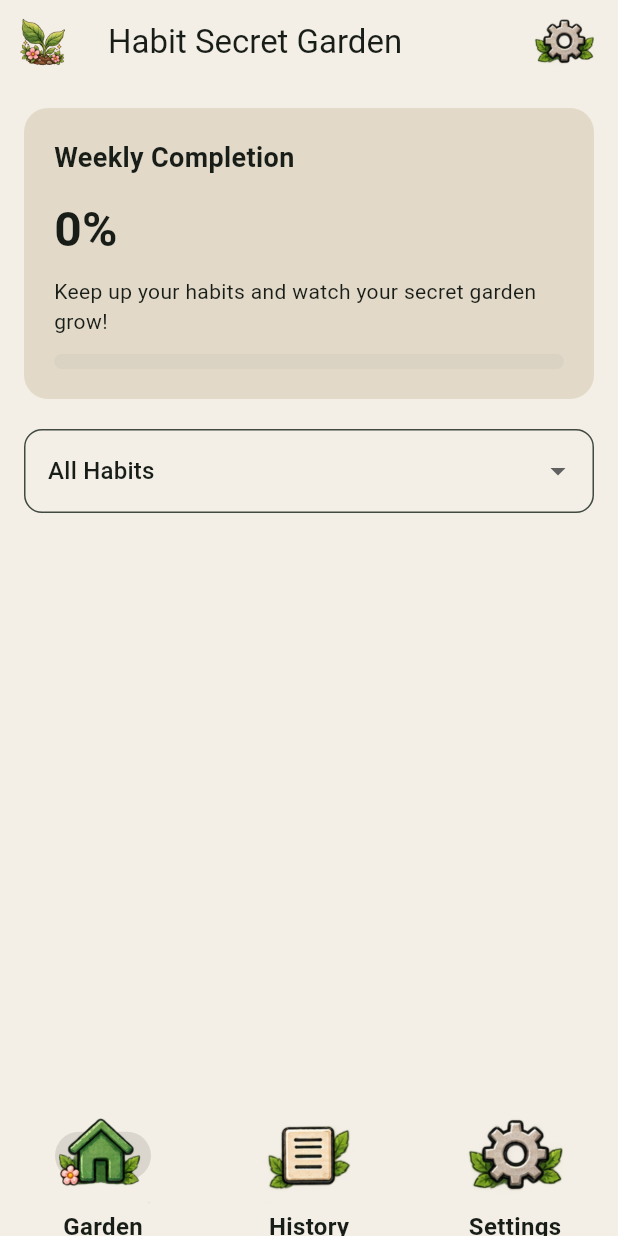
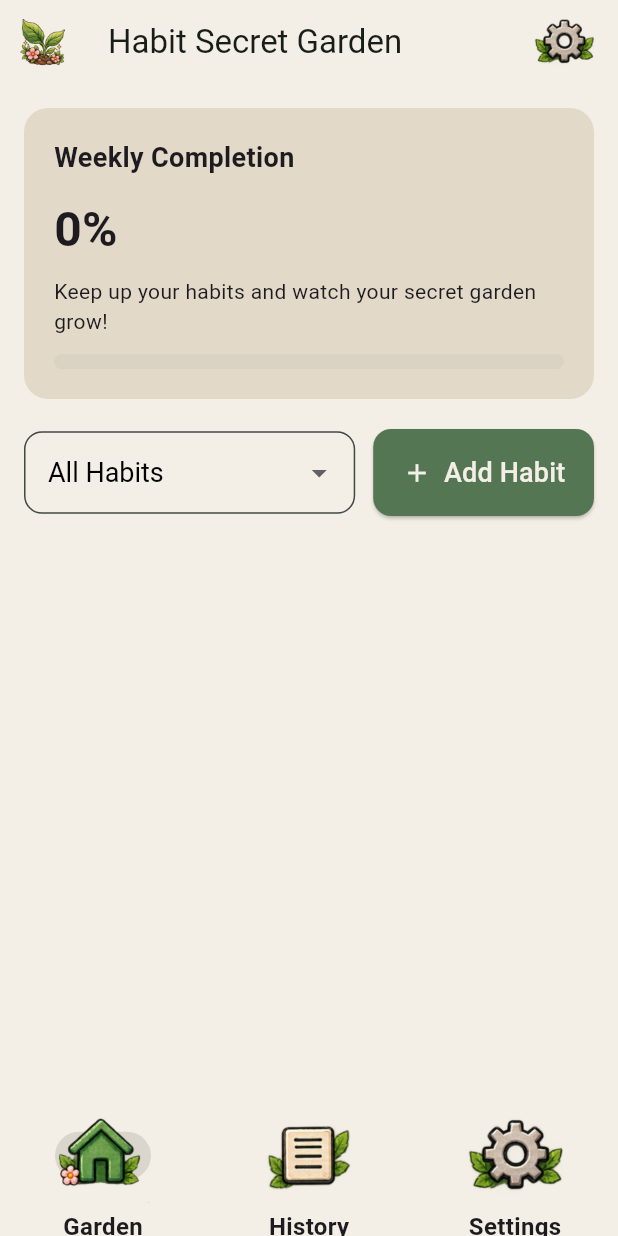
Before and after one commit to laprexious/habit-secret-garden-app, a Flutter app: the screen it shows after launch, on a phone screen of 412 x 824 dp. Run offline on Flutter 3.47's test engine with Material 3 defaults, Android fonts, the phone set to English and light mode, and no system bars.

Commit message:
add habit feature and imrpove text sizing

```diff
--- a/lib/Screens/garden_homescreen.dart
+++ b/lib/Screens/garden_homescreen.dart
@@ -171,15 +171,27 @@ class _GardenDashboard extends StatelessWidget {
                 ],
               ),
             ),
-            //drop-down menu to filter habits
+            //drop-down menu to filter habits and add habit button
             const SizedBox(height: 20),
-            DropdownButtonFormField<String>(
+            Row(
+              children: [
+                Expanded(
+                  flex: 3,
+                  child: DropdownButtonFormField<String>(
                     initialValue: 'All Habits',
+                    style: const TextStyle(
+                      fontSize: 18,
+                      color: Colors.black,
+                    ),
                     decoration: InputDecoration(
                       filled: true,
                       fillColor: const Color(0xFFF3EFE6),
                       border: OutlineInputBorder(
                         borderRadius: BorderRadius.circular(12),
+                      ),
+                      contentPadding: const EdgeInsets.symmetric(
+                        horizontal: 12,
+                        vertical: 14,
                       ),
                     ),
                     items: const [
@@ -205,14 +217,36 @@ class _GardenDashboard extends StatelessWidget {
                       ),
                     ],
                     onChanged: (String? value) {
-                // Category selection will be connected to habits later.
                     },
                   ),
-
+                ),
+                const SizedBox(width: 12),
+                Expanded(
+                  flex: 2,
+                  child: ElevatedButton.icon(
+                    onPressed: () {
+                      // Habit creation screen will be connected later.
+                    },
+                    icon: const Icon(Icons.add, size: 20),
+                    label: const Text(
+                      'Add Habit',
+                      style: TextStyle(fontSize:18),
+                      ),
+                    style: ElevatedButton.styleFrom(
+                      backgroundColor: const Color(0xFF547653),
+                      foregroundColor: const Color(0xFFF3EFE6),
+                      padding: const EdgeInsets.symmetric(vertical: 16),
+                      shape: RoundedRectangleBorder(
+                        borderRadius: BorderRadius.circular(12),
+                      ),
+                    ),
+                  ),
+                ),
+              ],
+            ),
           ],
         ),
       ),
-
     );
   }
 }
--- a/lib/main.dart
+++ b/lib/main.dart
@@ -34,6 +34,7 @@ class MyApp extends StatelessWidget {
           brightness: Brightness.light,
         ),
         scaffoldBackgroundColor: const Color(0xFFF3EFE6),
+        textTheme: ThemeData.light().textTheme.apply(fontSizeFactor: 1),
       ),
       home: const GardenHomeScreen()
     );
@@ -42,7 +43,6 @@ class MyApp extends StatelessWidget {
 
 class MyHomePage extends StatefulWidget {
   const MyHomePage({super.key, required this.title});
-
   // This widget is the home page of your application. It is stateful, meaning
   // that it has a State object (defined below) that contains fields that affect
   // how it looks.
```
Also changed, not shown: pubspec.yaml (+0 -27 lines), assets/fonts/PatrickHand-Regular.ttf (added), assets/fonts/PatrickHandSC-Regular.ttf (added). Lines whose indentation alone changed are shown as unchanged.
